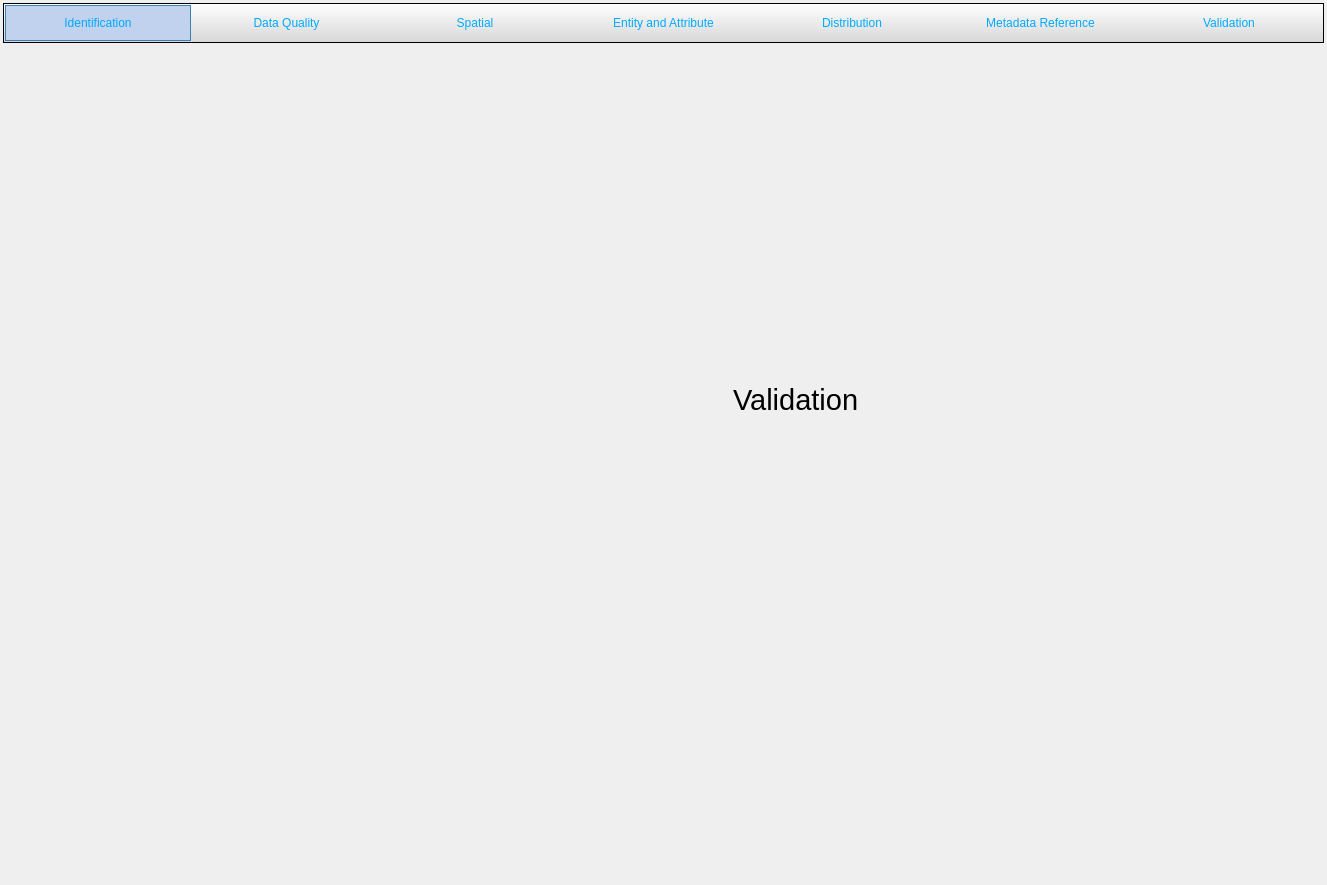
Above: pymdwizard/gui/ui_files/MetadataRoot.ui from DOI-USGS/fort-pymdwizard before the change. Below: the same form after it.
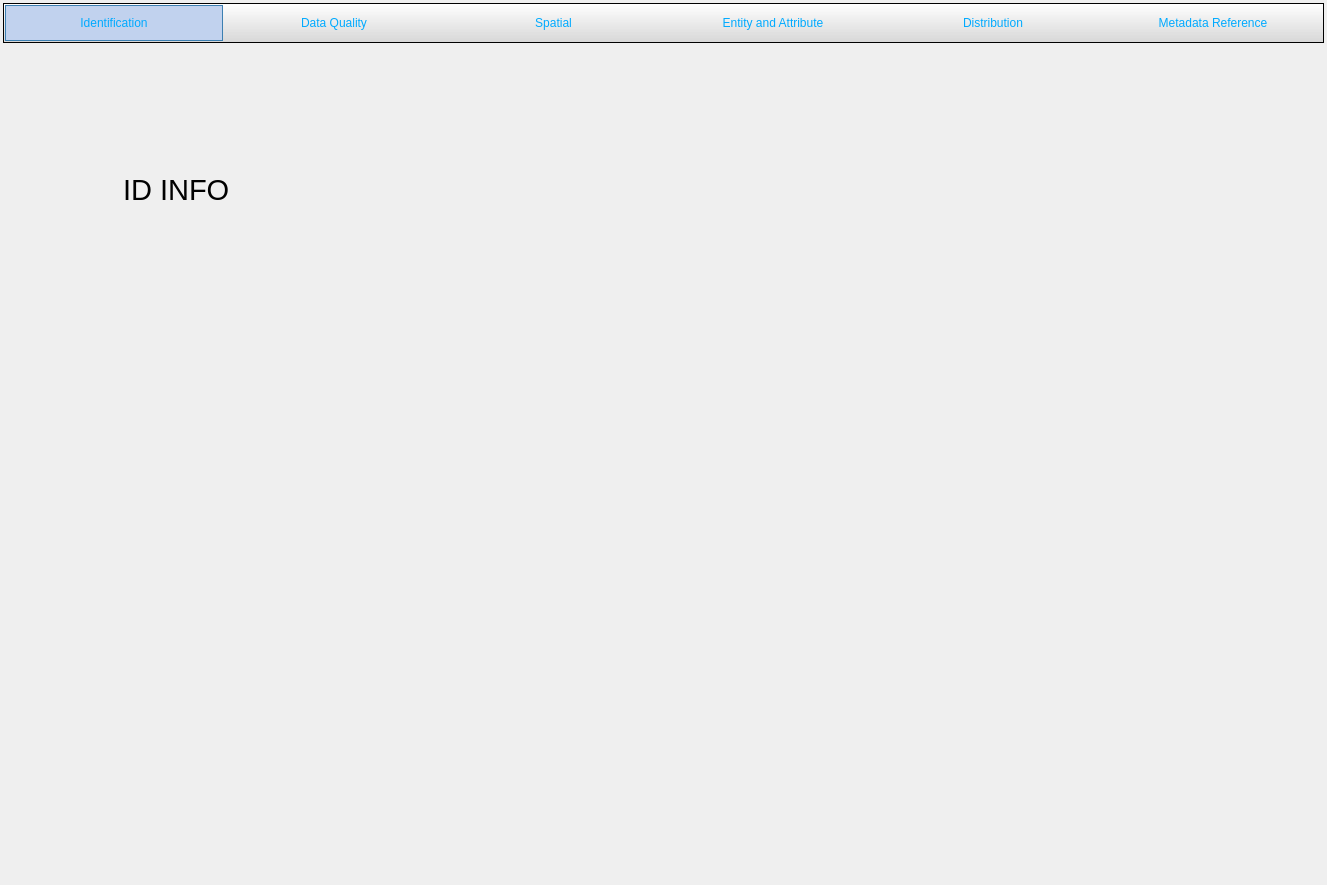
That is the form after the change. The open tabs and pages were chosen to show the change.

Diff of the .ui file:
```diff
--- a/pymdwizard/gui/ui_files/MetadataRoot.ui
+++ b/pymdwizard/gui/ui_files/MetadataRoot.ui
@@ -254,31 +254,6 @@
             </property>
            </widget>
           </item>
-          <item>
-           <widget class="QToolButton" name="validation_button">
-            <property name="sizePolicy">
-             <sizepolicy hsizetype="Preferred" vsizetype="Preferred">
-              <horstretch>0</horstretch>
-              <verstretch>0</verstretch>
-             </sizepolicy>
-            </property>
-            <property name="text">
-             <string>Validation</string>
-            </property>
-            <property name="checkable">
-             <bool>true</bool>
-            </property>
-            <property name="checked">
-             <bool>false</bool>
-            </property>
-            <property name="autoExclusive">
-             <bool>true</bool>
-            </property>
-            <property name="toolButtonStyle">
-             <enum>Qt::ToolButtonTextOnly</enum>
-            </property>
-           </widget>
-          </item>
          </layout>
         </item>
        </layout>
@@ -409,26 +384,6 @@
          </property>
         </widget>
        </widget>
-       <widget class="QWidget" name="page_validation">
-        <widget class="QLabel" name="label_7">
-         <property name="geometry">
-          <rect>
-           <x>730</x>
-           <y>310</y>
-           <width>181</width>
-           <height>81</height>
-          </rect>
-         </property>
-         <property name="font">
-          <font>
-           <pointsize>22</pointsize>
-          </font>
-         </property>
-         <property name="text">
-          <string>Validation</string>
-         </property>
-        </widget>
-       </widget>
       </widget>
      </item>
     </layout>
```
Left out of the diff: 3 changed lines with no effect on the pictures.
